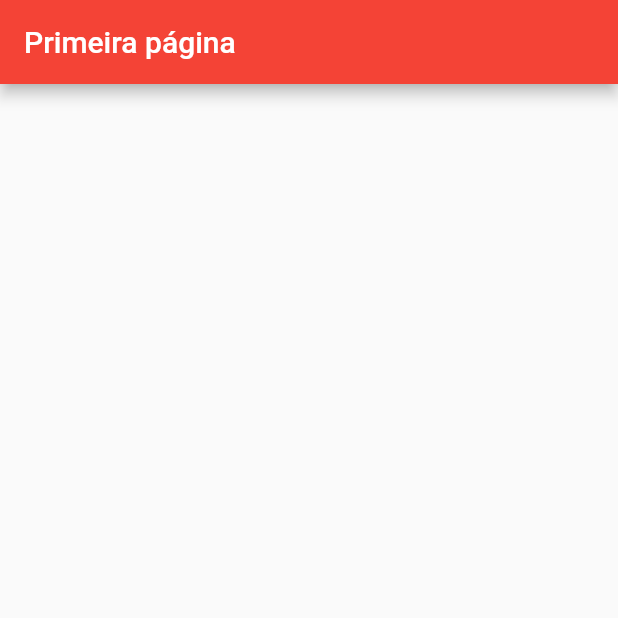
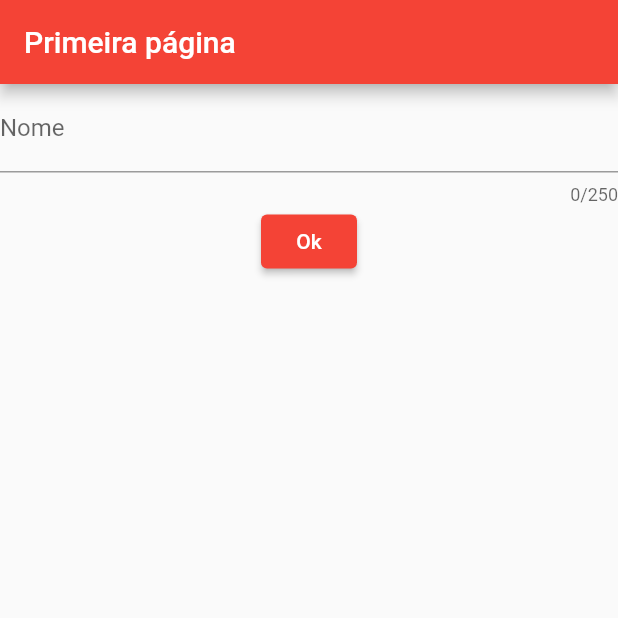
Before and after one commit to WesleyGCO/AvaliacaoDesenvolvimentoDispositivoMovel, a Flutter app: the screen it shows after launch, on a phone screen of 412 x 824 dp, the top half of it. Run offline on Flutter 3.47's test engine with Material 2 defaults, Android fonts, the phone set to English and light mode, and no system bars.

Commit message:
Atualizando mais configurações na primeira página

```diff
--- a/Avaliacao/aplicacao_flutter/lib/widgets/primeira_pagina.dart
+++ b/Avaliacao/aplicacao_flutter/lib/widgets/primeira_pagina.dart
@@ -7,6 +7,27 @@ class PrimeiraPagina extends StatelessWidget {
       appBar: AppBar(
         title: Text('Primeira página'),
       ),
+      body: Center(
+        //Deixar os componentes centralizados
+        child: Column(
+          //Todos os componentes definidos no array, ficará em coluna
+          children: [
+            // ignore: prefer_const_constructors
+            TextField(
+              cursorColor: Colors.green, // Define a cor do cursor
+              maxLength:
+                  250, // Define a quantidade de caracteres que podem ser digitados
+              decoration: InputDecoration(
+                  label: Text("Nome"), // Define o nome do campo a ser digitado
+                  hintText:
+                      'Informe seu nome'), // Define a dica do que é para colocar no campo
+            ),
+            ElevatedButton(
+                onPressed: () {}, //Faz nada, se declarar assim
+                child: Text("Ok"))
+          ],
+        ),
+      ),
     );
   }
 
```
